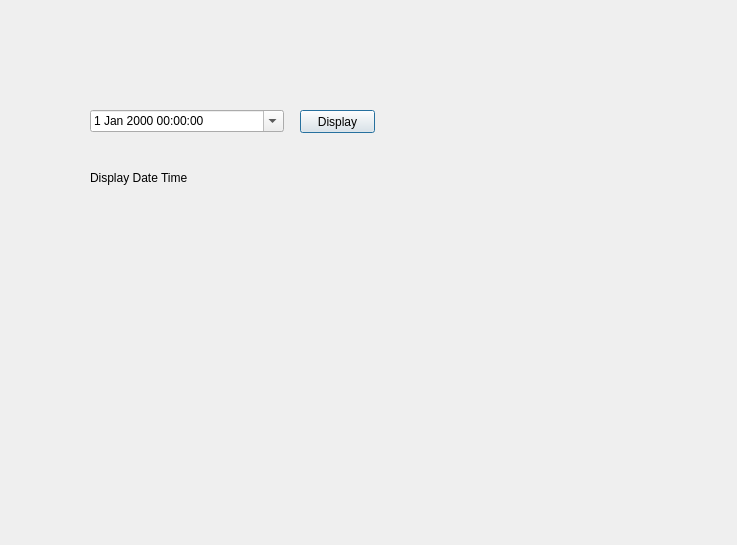
This is 2_12_DateTimeEdit/datetimeedit.ui in 5igu/pyqt-GUI as Qt 5 draws it before an edit. The edited form follows.
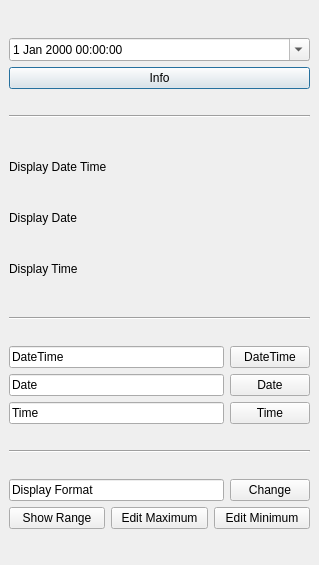
This is the edited form.

Commit message:
입력받은 datetime 값으로 수정 및 포맷 변경
setLayout()이 중복되면 UI 출력이 깨진다 ..

```diff
--- a/2_12_DateTimeEdit/datetimeedit.ui
+++ b/2_12_DateTimeEdit/datetimeedit.ui
@@ -6,51 +6,285 @@
    <rect>
     <x>0</x>
     <y>0</y>
-    <width>737</width>
-    <height>545</height>
+    <width>319</width>
+    <height>565</height>
    </rect>
   </property>
   <property name="windowTitle">
    <string>Dialog</string>
   </property>
-  <widget class="QDateTimeEdit" name="dateTimeEdit_Test">
+  <widget class="QWidget" name="">
    <property name="geometry">
     <rect>
-     <x>90</x>
-     <y>110</y>
-     <width>194</width>
-     <height>22</height>
+     <x>9</x>
+     <y>18</y>
+     <width>301</width>
+     <height>531</height>
     </rect>
    </property>
-   <property name="calendarPopup">
-    <bool>true</bool>
-   </property>
-  </widget>
-  <widget class="QPushButton" name="btn_displayDateTime">
-   <property name="geometry">
-    <rect>
-     <x>300</x>
-     <y>110</y>
-     <width>75</width>
-     <height>23</height>
-    </rect>
-   </property>
-   <property name="text">
-    <string>Display</string>
-   </property>
-  </widget>
-  <widget class="QLabel" name="lbl_displayDateTime">
-   <property name="geometry">
-    <rect>
-     <x>90</x>
-     <y>170</y>
-     <width>191</width>
-     <height>16</height>
-    </rect>
-   </property>
-   <property name="text">
-    <string>Display Date Time</string>
-   </property>
+   <layout class="QVBoxLayout" name="verticalLayout_4">
+    <item>
+     <spacer name="horizontalSpacer_8">
+      <property name="orientation">
+       <enum>Qt::Horizontal</enum>
+      </property>
+      <property name="sizeHint" stdset="0">
+       <size>
+        <width>40</width>
+        <height>20</height>
+       </size>
+      </property>
+     </spacer>
+    </item>
+    <item>
+     <widget class="QDateTimeEdit" name="dateTimeEdit_Test">
+      <property name="calendarPopup">
+       <bool>true</bool>
+      </property>
+     </widget>
+    </item>
+    <item>
+     <widget class="QPushButton" name="btn_displayInfo">
+      <property name="text">
+       <string>Info</string>
+      </property>
+     </widget>
+    </item>
+    <item>
+     <spacer name="horizontalSpacer_7">
+      <property name="orientation">
+       <enum>Qt::Horizontal</enum>
+      </property>
+      <property name="sizeHint" stdset="0">
+       <size>
+        <width>40</width>
+        <height>20</height>
+       </size>
+      </property>
+     </spacer>
+    </item>
+    <item>
+     <widget class="Line" name="line_2">
+      <property name="orientation">
+       <enum>Qt::Horizontal</enum>
+      </property>
+     </widget>
+    </item>
+    <item>
+     <layout class="QVBoxLayout" name="verticalLayout_3">
+      <item>
+       <spacer name="horizontalSpacer">
+        <property name="orientation">
+         <enum>Qt::Horizontal</enum>
+        </property>
+        <property name="sizeHint" stdset="0">
+         <size>
+          <width>40</width>
+          <height>20</height>
+         </size>
+        </property>
+       </spacer>
+      </item>
+      <item>
+       <widget class="QLabel" name="lbl_displayDateTime">
+        <property name="text">
+         <string>Display Date Time</string>
+        </property>
+       </widget>
+      </item>
+      <item>
+       <widget class="QLabel" name="lbl_displayDate">
+        <property name="text">
+         <string>Display Date</string>
+        </property>
+       </widget>
+      </item>
+      <item>
+       <widget class="QLabel" name="lbl_displayTime">
+        <property name="text">
+         <string>Display Time</string>
+        </property>
+       </widget>
+      </item>
+      <item>
+       <spacer name="horizontalSpacer_2">
+        <property name="orientation">
+         <enum>Qt::Horizontal</enum>
+        </property>
+        <property name="sizeHint" stdset="0">
+         <size>
+          <width>40</width>
+          <height>20</height>
+         </size>
+        </property>
+       </spacer>
+      </item>
+     </layout>
+    </item>
+    <item>
+     <widget class="Line" name="line">
+      <property name="orientation">
+       <enum>Qt::Horizontal</enum>
+      </property>
+     </widget>
+    </item>
+    <item>
+     <spacer name="horizontalSpacer_3">
+      <property name="orientation">
+       <enum>Qt::Horizontal</enum>
+      </property>
+      <property name="sizeHint" stdset="0">
+       <size>
+        <width>40</width>
+        <height>20</height>
+       </size>
+      </property>
+     </spacer>
+    </item>
+    <item>
+     <layout class="QHBoxLayout" name="horizontalLayout_3">
+      <item>
+       <layout class="QVBoxLayout" name="verticalLayout">
+        <item>
+         <widget class="QLineEdit" name="lineEditDateTime">
+          <property name="text">
+           <string>DateTime</string>
+          </property>
+         </widget>
+        </item>
+        <item>
+         <widget class="QLineEdit" name="lineEditDate">
+          <property name="text">
+           <string>Date</string>
+          </property>
+         </widget>
+        </item>
+        <item>
+         <widget class="QLineEdit" name="lineEditTime">
+          <property name="text">
+           <string>Time</string>
+          </property>
+         </widget>
+        </item>
+       </layout>
+      </item>
+      <item>
+       <layout class="QVBoxLayout" name="verticalLayout_2">
+        <item>
+         <widget class="QPushButton" name="btn_dateTime">
+          <property name="text">
+           <string>DateTime</string>
+          </property>
+         </widget>
+        </item>
+        <item>
+         <widget class="QPushButton" name="btn_date">
+          <property name="text">
+           <string>Date</string>
+          </property>
+         </widget>
+        </item>
+        <item>
+         <widget class="QPushButton" name="btn_time">
+          <property name="text">
+           <string>Time</string>
+          </property>
+         </widget>
+        </item>
+       </layout>
+      </item>
+     </layout>
+    </item>
+    <item>
+     <spacer name="horizontalSpacer_4">
+      <property name="orientation">
+       <enum>Qt::Horizontal</enum>
+      </property>
+      <property name="sizeHint" stdset="0">
+       <size>
+        <width>40</width>
+        <height>20</height>
+       </size>
+      </property>
+     </spacer>
+    </item>
+    <item>
+     <widget class="Line" name="line_3">
+      <property name="orientation">
+       <enum>Qt::Horizontal</enum>
+      </property>
+     </widget>
+    </item>
+    <item>
+     <spacer name="horizontalSpacer_5">
+      <property name="orientation">
+       <enum>Qt::Horizontal</enum>
+      </property>
+      <property name="sizeHint" stdset="0">
+       <size>
+        <width>40</width>
+        <height>20</height>
+       </size>
+      </property>
+     </spacer>
+    </item>
+    <item>
+     <layout class="QHBoxLayout" name="horizontalLayout_2">
+      <item>
+       <widget class="QLineEdit" name="lineEditFormat">
+        <property name="text">
+         <string>Display Format</string>
+        </property>
+       </widget>
+      </item>
+      <item>
+       <widget class="QPushButton" name="btn_change">
+        <property name="text">
+         <string>Change</string>
+        </property>
+       </widget>
+      </item>
+     </layout>
+    </item>
+    <item>
+     <layout class="QHBoxLayout" name="horizontalLayout">
+      <item>
+       <widget class="QPushButton" name="btn_show">
+        <property name="text">
+         <string>Show Range</string>
+        </property>
+       </widget>
+      </item>
+      <item>
+       <widget class="QPushButton" name="btn_editMax">
+        <property name="text">
+         <string>Edit Maximum</string>
+        </property>
+       </widget>
+      </item>
+      <item>
+       <widget class="QPushButton" name="btn_editMin">
+        <property name="text">
+         <string>Edit Minimum</string>
+        </property>
+       </widget>
+      </item>
+     </layout>
+    </item>
+    <item>
+     <spacer name="horizontalSpacer_6">
+      <property name="orientation">
+       <enum>Qt::Horizontal</enum>
+      </property>
+      <property name="sizeHint" stdset="0">
+       <size>
+        <width>40</width>
+        <height>20</height>
+       </size>
+      </property>
+     </spacer>
+    </item>
+   </layout>
   </widget>
  </widget>
  <resources/>
```
The commit also changes 1 other file.
